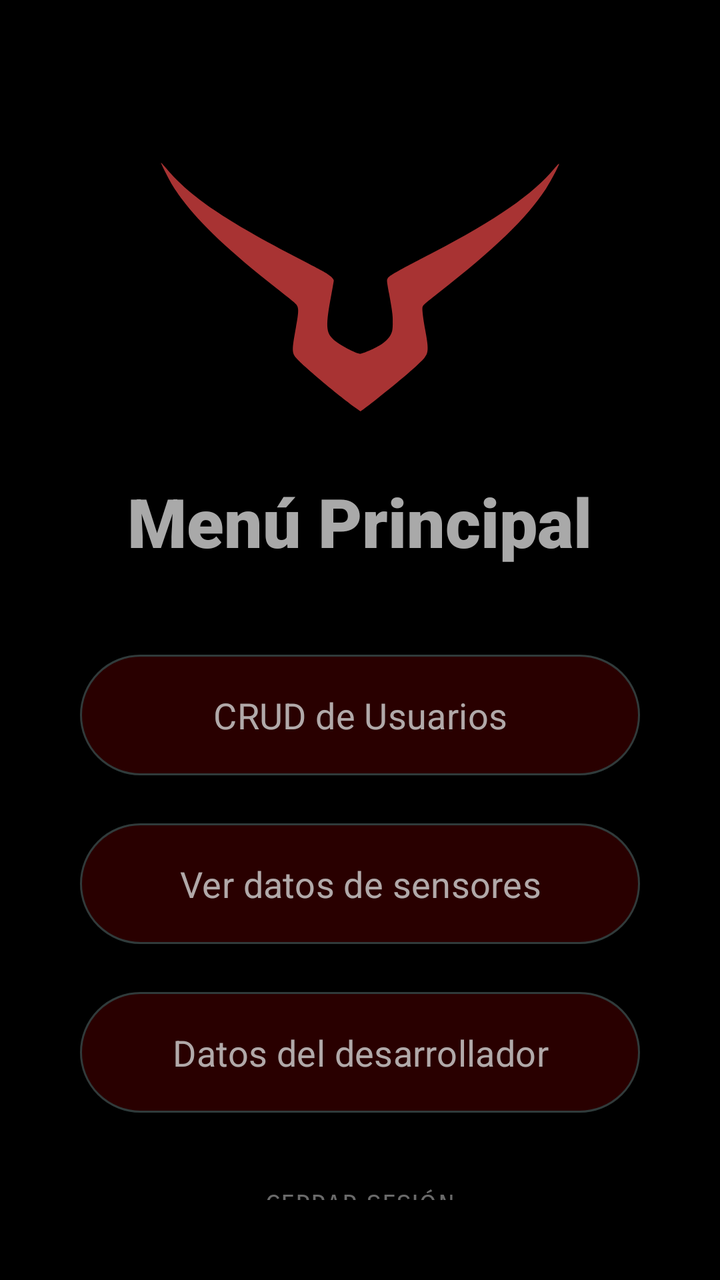
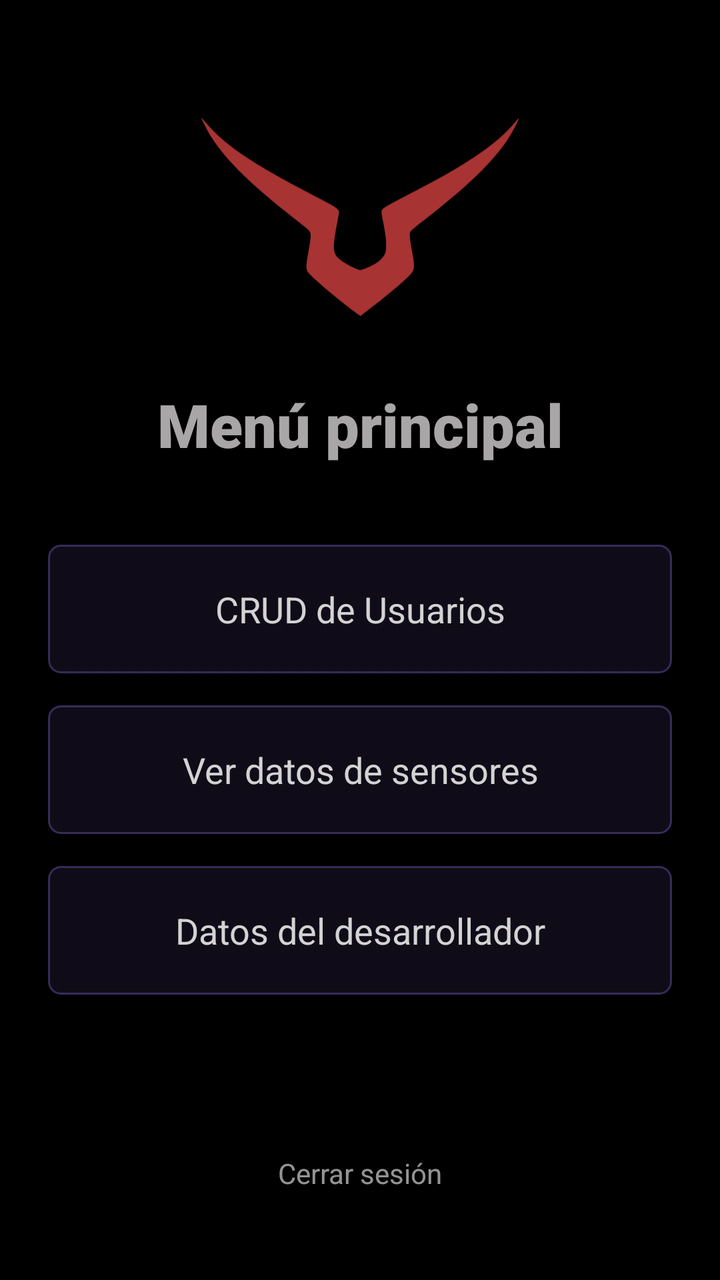

Before-and-after screenshots of an Android layout around one commit, followed by the original layout XML and the change that was made.
<!-- AndroidManifest.xml: application theme Theme.PROYECTOPENKA -->
<!-- res/layout/activity_main_menu.xml -->
<?xml version="1.0" encoding="utf-8"?>
<LinearLayout xmlns:android="http://schemas.android.com/apk/res/android"
    xmlns:app="http://schemas.android.com/apk/res-auto"
    android:id="@+id/main"
    android:layout_width="match_parent"
    android:layout_height="match_parent"
    android:gravity="center|top"
    android:orientation="vertical"
    android:padding="40dp">

    <ImageView
        android:id="@+id/imageView12"
        android:layout_width="240dp"
        android:layout_height="126dp"
        android:layout_marginTop="40dp"
        android:cropToPadding="false"
        app:srcCompat="@drawable/logo" />

    <TextView
        android:id="@+id/menu_title"
        android:layout_width="wrap_content"
        android:layout_height="wrap_content"
        android:layout_marginBottom="40dp"
        android:fontFamily="sans-serif-black"
        android:paddingTop="32dp"
        android:text="Menú Principal"
        android:textAlignment="center"
        android:textColor="#CCD3D3D3"
        android:textSize="34sp" />

    <Button
        android:id="@+id/btn_gestion"
        android:layout_width="match_parent"
        android:layout_height="wrap_content"
        android:layout_marginBottom="16dp"
        android:backgroundTint="#26960000"
        android:fontFamily="sans-serif"
        android:gravity="center"
        android:paddingTop="18dp"
        android:paddingBottom="18dp"
        android:text="CRUD de Usuarios"
        android:textColor="#CCD3D3D3"
        android:textSize="18sp"
        app:strokeColor="#80397676"
        app:strokeWidth="1sp" />

    <Button
        android:id="@+id/btn_sensores"
        android:layout_width="match_parent"
        android:layout_height="wrap_content"
        android:layout_marginBottom="16dp"
        android:backgroundTint="#26960000"
        android:fontFamily="sans-serif"
        android:gravity="center"
        android:paddingTop="18dp"
        android:paddingBottom="18dp"
        android:text="Ver datos de sensores"
        android:textColor="#CCD3D3D3"
        android:textSize="18sp"
        app:strokeColor="#80397676"
        app:strokeWidth="1sp" />

    <Button
        android:id="@+id/btn_creditos"
        android:layout_width="match_parent"
        android:layout_height="wrap_content"
        android:layout_marginBottom="16dp"
        android:backgroundTint="#26960000"
        android:fontFamily="sans-serif"
        android:gravity="center"
        android:paddingTop="18dp"
        android:paddingBottom="18dp"
        android:text="Datos del desarrollador"
        android:textColor="#CCD3D3D3"
        android:textSize="18sp"
        app:strokeColor="#80397676"
        app:strokeWidth="1sp" />

    
    <Space
        android:layout_width="match_parent"
        android:layout_height="0dp"
        android:layout_weight="1" />

    <Button
        android:id="@+id/btn_logout"
        android:layout_width="wrap_content"
        android:layout_height="wrap_content"
        android:layout_marginBottom="8dp"
        android:backgroundTint="#00FFFFFF"
        android:fontFamily="sans-serif-smallcaps"
        android:paddingTop="14dp"
        android:paddingBottom="14dp"
        android:text="CERRAR SESIÓN"
        android:textColor="#80D3D3D3"
        android:textSize="14sp" />

</LinearLayout>
<!-- resources referenced by this layout -->
<resources>
  <!-- drawable logo: vector/xml drawable (drawable, 3251 chars, omitted) -->
  <style name="Theme.PROYECTOPENKA" parent="Base.Theme.PROYECTOPENKA" />
  <style name="Base.Theme.PROYECTOPENKA" parent="Theme.Material3.DayNight.NoActionBar">
          <item name="android:windowBackground">@android:color/black</item>
          <item name="android:windowAnimationStyle">@style/FadeTransition</item>
      </style>
  <style name="FadeTransition" parent="@android:style/Animation.Activity">
          <item name="android:activityOpenEnterAnimation">@anim/fade_in</item>
          <item name="android:activityOpenExitAnimation">@anim/fade_out</item>
          <item name="android:activityCloseEnterAnimation">@anim/fade_in</item>
          <item name="android:activityCloseExitAnimation">@anim/fade_out</item>
      </style>
</resources>

<!-- the commit's change to res/layout/activity_main_menu.xml (unified diff, before → after) -->
@@ -1,98 +1,79 @@
 <?xml version="1.0" encoding="utf-8"?>
-<LinearLayout xmlns:android="http://schemas.android.com/apk/res/android"
+<androidx.constraintlayout.widget.ConstraintLayout xmlns:android="http://schemas.android.com/apk/res/android"
     xmlns:app="http://schemas.android.com/apk/res-auto"
     android:id="@+id/main"
     android:layout_width="match_parent"
-    android:layout_height="match_parent"
-    android:gravity="center|top"
-    android:orientation="vertical"
-    android:padding="40dp">
+    android:layout_height="match_parent">
 
     <ImageView
         android:id="@+id/imageView12"
-        android:layout_width="240dp"
-        android:layout_height="126dp"
-        android:layout_marginTop="40dp"
-        android:cropToPadding="false"
+        android:layout_width="160dp"
+        android:layout_height="120dp"
+        android:layout_marginTop="48dp"
+        app:layout_constraintEnd_toEndOf="parent"
+        app:layout_constraintStart_toStartOf="parent"
+        app:layout_constraintTop_toTopOf="parent"
         app:srcCompat="@drawable/logo" />
 
     <TextView
         android:id="@+id/menu_title"
+        style="@style/Titulo"
         android:layout_width="wrap_content"
         android:layout_height="wrap_content"
-        android:layout_marginBottom="40dp"
-        android:fontFamily="sans-serif-black"
-        android:paddingTop="32dp"
-        android:text="Menú Principal"
-        android:textAlignment="center"
-        android:textColor="#CCD3D3D3"
-        android:textSize="34sp" />
+        android:layout_marginTop="24dp"
+        android:text="Menú principal"
+        app:layout_constraintEnd_toEndOf="parent"
+        app:layout_constraintStart_toStartOf="parent"
+        app:layout_constraintTop_toBottomOf="@+id/imageView12" />
 
     <Button
         android:id="@+id/btn_gestion"
-        android:layout_width="match_parent"
+        style="@style/Boton"
+        android:layout_width="0dp"
         android:layout_height="wrap_content"
-        android:layout_marginBottom="16dp"
-        android:backgroundTint="#26960000"
-        android:fontFamily="sans-serif"
-        android:gravity="center"
-        android:paddingTop="18dp"
-        android:paddingBottom="18dp"
+        android:layout_marginStart="24dp"
+        android:layout_marginEnd="24dp"
+        android:layout_marginTop="40dp"
         android:text="CRUD de Usuarios"
-        android:textColor="#CCD3D3D3"
-        android:textSize="18sp"
-        app:strokeColor="#80397676"
-        app:strokeWidth="1sp" />
+        app:layout_constraintEnd_toEndOf="parent"
+        app:layout_constraintStart_toStartOf="parent"
+        app:layout_constraintTop_toBottomOf="@+id/menu_title" />
 
     <Button
         android:id="@+id/btn_sensores"
-        android:layout_width="match_parent"
+        style="@style/Boton"
+        android:layout_width="0dp"
         android:layout_height="wrap_content"
-        android:layout_marginBottom="16dp"
-        android:backgroundTint="#26960000"
-        android:fontFamily="sans-serif"
-        android:gravity="center"
-        android:paddingTop="18dp"
-        android:paddingBottom="18dp"
+        android:layout_marginStart="24dp"
+        android:layout_marginEnd="24dp"
+        android:layout_marginTop="16dp"
         android:text="Ver datos de sensores"
-        android:textColor="#CCD3D3D3"
-        android:textSize="18sp"
-        app:strokeColor="#80397676"
-        app:strokeWidth="1sp" />
+        app:layout_constraintEnd_toEndOf="parent"
+        app:layout_constraintStart_toStartOf="parent"
+        app:layout_constraintTop_toBottomOf="@+id/btn_gestion" />
 
     <Button
         android:id="@+id/btn_creditos"
-        android:layout_width="match_parent"
+        style="@style/Boton"
+        android:layout_width="0dp"
         android:layout_height="wrap_content"
-        android:layout_marginBottom="16dp"
-        android:backgroundTint="#26960000"
-        android:fontFamily="sans-serif"
-        android:gravity="center"
-        android:paddingTop="18dp"
-        android:paddingBottom="18dp"
+        android:layout_marginStart="24dp"
+        android:layout_marginEnd="24dp"
+        android:layout_marginTop="16dp"
         android:text="Datos del desarrollador"
-        android:textColor="#CCD3D3D3"
-        android:textSize="18sp"
-        app:strokeColor="#80397676"
-        app:strokeWidth="1sp" />
-
-    
-    <Space
-        android:layout_width="match_parent"
-        android:layout_height="0dp"
-        android:layout_weight="1" />
+        app:layout_constraintEnd_toEndOf="parent"
+        app:layout_constraintStart_toStartOf="parent"
+        app:layout_constraintTop_toBottomOf="@+id/btn_sensores" />
 
     <Button
         android:id="@+id/btn_logout"
+        style="@style/Boton.Texto"
         android:layout_width="wrap_content"
         android:layout_height="wrap_content"
-        android:layout_marginBottom="8dp"
-        android:backgroundTint="#00FFFFFF"
-        android:fontFamily="sans-serif-smallcaps"
-        android:paddingTop="14dp"
-        android:paddingBottom="14dp"
-        android:text="CERRAR SESIÓN"
-        android:textColor="#80D3D3D3"
-        android:textSize="14sp" />
+        android:layout_marginBottom="24dp"
+        android:text="Cerrar sesión"
+        app:layout_constraintBottom_toBottomOf="parent"
+        app:layout_constraintEnd_toEndOf="parent"
+        app:layout_constraintStart_toStartOf="parent" />
 
-</LinearLayout>
+</androidx.constraintlayout.widget.ConstraintLayout>
<!-- resource entries referenced after the edit -->
@@ -1,11 +1,81 @@
 <!-- resources referenced by this layout -->
 <resources>
   <!-- drawable logo: vector/xml drawable (drawable, 3251 chars, omitted) -->
+  <style name="Boton" parent="Widget.AppCompat.Button.Borderless">
+          <item name="android:background">@drawable/fondo_boton</item>
+          <item name="android:textColor">@color/texto_boton</item>
+          <item name="android:textAllCaps">false</item>
+          <item name="android:fontFamily">sans-serif</item>
+          <item name="android:textSize">18sp</item>
+          <item name="android:minHeight">56dp</item>
+          <item name="android:paddingStart">24dp</item>
+          <item name="android:paddingEnd">24dp</item>
+          <item name="android:paddingTop">16dp</item>
+          <item name="android:paddingBottom">16dp</item>
+      </style>
+  <style name="Boton.Texto">
+          <item name="android:background">@drawable/fondo_boton_plano</item>
+          <item name="android:textColor">@color/texto_pista</item>
+          <item name="android:textSize">14sp</item>
+          <item name="android:minHeight">40dp</item>
+          <item name="android:paddingStart">12dp</item>
+          <item name="android:paddingEnd">12dp</item>
+      </style>
+  <style name="Titulo">
+          <item name="android:fontFamily">sans-serif-black</item>
+          <item name="android:textColor">@color/texto_titulo</item>
+          <item name="android:textSize">30sp</item>
+          <item name="android:textAlignment">center</item>
+      </style>
   <style name="Theme.PROYECTOPENKA" parent="Base.Theme.PROYECTOPENKA" />
+  <!-- drawable fondo_boton (drawable) -->
+  <?xml version="1.0" encoding="utf-8"?>
+  <selector xmlns:android="http://schemas.android.com/apk/res/android">
+      <item android:state_enabled="false">
+          <shape android:shape="rectangle">
+              <solid android:color="#0F960000" />
+              <stroke android:width="1dp" android:color="#33D3D3D3" />
+              <corners android:radius="6dp" />
+          </shape>
+      </item>
+      <item android:state_pressed="true">
+          <shape android:shape="rectangle">
+              <solid android:color="#66960000" />
+              <stroke android:width="1dp" android:color="@color/borde" />
+              <corners android:radius="6dp" />
+          </shape>
+      </item>
+      <item>
+          <shape android:shape="rectangle">
+              <solid android:color="#26960000" />
+              <stroke android:width="1dp" android:color="@color/borde" />
+              <corners android:radius="6dp" />
+          </shape>
+      </item>
+  </selector>
+  <!-- drawable fondo_boton_plano (drawable) -->
+  <?xml version="1.0" encoding="utf-8"?>
+  <selector xmlns:android="http://schemas.android.com/apk/res/android">
+      <item android:state_pressed="true">
+          <shape android:shape="rectangle">
+              <solid android:color="#26FFFFFF" />
+              <corners android:radius="6dp" />
+          </shape>
+      </item>
+      <item>
+          <shape android:shape="rectangle">
+              <solid android:color="#00000000" />
+              <corners android:radius="6dp" />
+          </shape>
+      </item>
+  </selector>
+  <color name="texto_pista">#B3D3D3D3</color>
+  <color name="texto_titulo">#FFA8A6A6</color>
   <style name="Base.Theme.PROYECTOPENKA" parent="Theme.Material3.DayNight.NoActionBar">
           <item name="android:windowBackground">@android:color/black</item>
           <item name="android:windowAnimationStyle">@style/FadeTransition</item>
       </style>
+  <color name="borde">#80397676</color>
   <style name="FadeTransition" parent="@android:style/Animation.Activity">
           <item name="android:activityOpenEnterAnimation">@anim/fade_in</item>
           <item name="android:activityOpenExitAnimation">@anim/fade_out</item>
